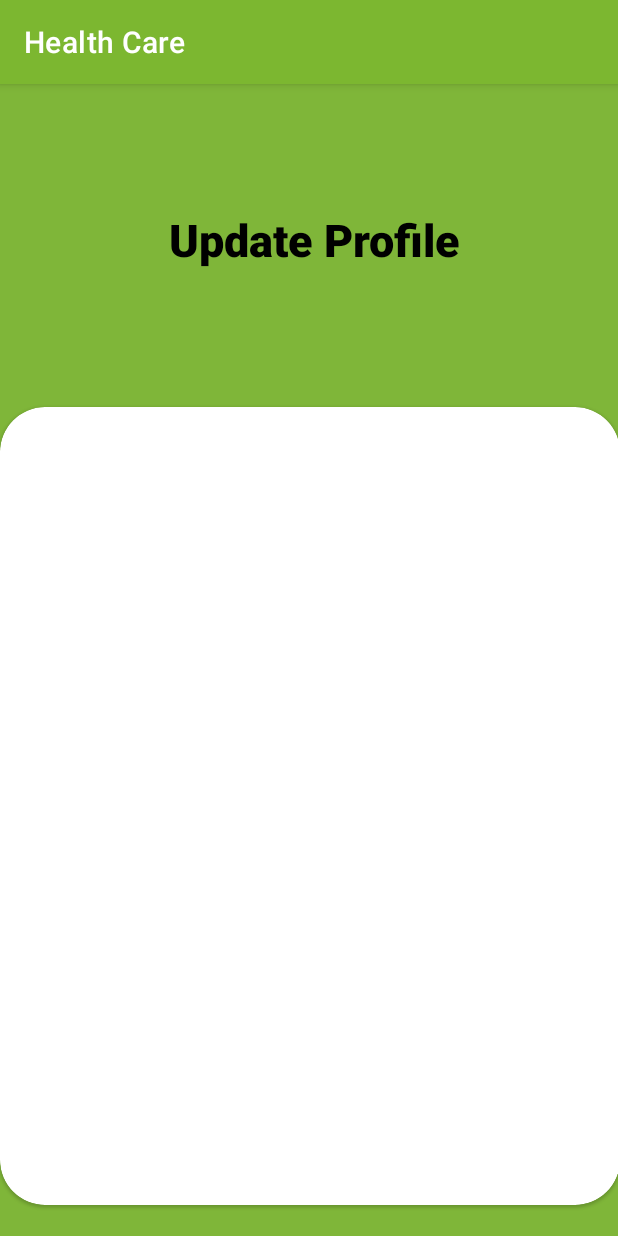
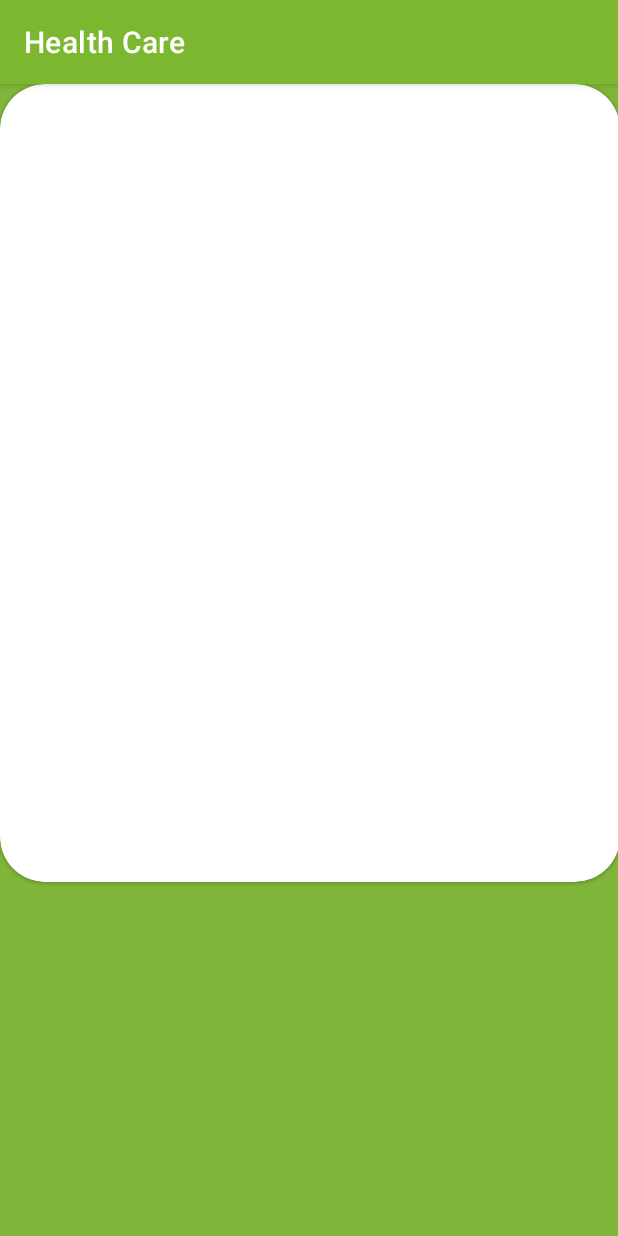
Before and after one commit to shamilkeheliya/HelathCare-MobileApp-CodeZen, an Android app: the UpdateProfile screen opened directly, with no data from a screen before it, on a phone screen of 412 x 824 dp. Run offline under Robolectric (Android 15) with nearby library versions, the phone set to English and light mode, and no system bars.

Commit message:
Revert "Update activity_update_profile.xml"
This reverts commit d17f87349b9dc1737fb46d3ead58f9d350600cca.

```diff
--- a/App/app/src/main/res/layout/activity_update_profile.xml
+++ b/App/app/src/main/res/layout/activity_update_profile.xml
@@ -28,10 +28,7 @@
         class="com.google.android.material.circularreveal.cardview.CircularRevealCardView"
         android:layout_width="413dp"
         android:layout_height="532dp"
-        android:layout_marginTop="90dp"
         app:cardCornerRadius="30dp"
-        app:layout_constraintTop_toBottomOf="@+id/textView3"
-        tools:ignore="MissingConstraints"
-        tools:layout_editor_absoluteX="-1dp" />
-
+        tools:layout_editor_absoluteX="-1dp"
+        tools:layout_editor_absoluteY="215dp" />
 </androidx.constraintlayout.widget.ConstraintLayout>
```
